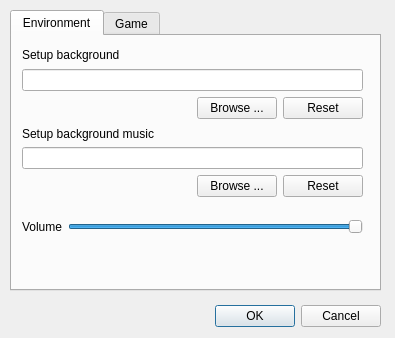
The window that src/configdialog.ui (Mogara/QSanguosha) describes before a commit, drawn with Qt 5.
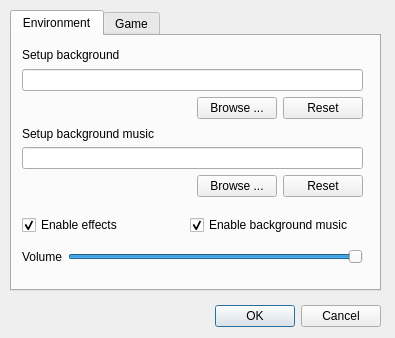
The same window after the commit.

The edit to the form file:
```diff
--- a/src/configdialog.ui
+++ b/src/configdialog.ui
@@ -96,7 +96,7 @@
       </item>
      </layout>
     </widget>
-    <widget class="QWidget" name="">
+    <widget class="QWidget" name="layoutWidget">
      <property name="geometry">
       <rect>
        <x>10</x>
@@ -156,11 +156,11 @@
       </item>
      </layout>
     </widget>
-    <widget class="QWidget" name="">
+    <widget class="QWidget" name="layoutWidget">
      <property name="geometry">
       <rect>
        <x>10</x>
-       <y>180</y>
+       <y>210</y>
        <width>341</width>
        <height>21</height>
       </rect>
@@ -191,6 +191,38 @@
       </item>
      </layout>
     </widget>
+    <widget class="QWidget" name="">
+     <property name="geometry">
+      <rect>
+       <x>10</x>
+       <y>180</y>
+       <width>331</width>
+       <height>18</height>
+      </rect>
+     </property>
+     <layout class="QHBoxLayout" name="horizontalLayout_3">
+      <item>
+       <widget class="QCheckBox" name="enableEffectCheckBox">
+        <property name="text">
+         <string>Enable effects</string>
+        </property>
+        <property name="checked">
+         <bool>true</bool>
+        </property>
+       </widget>
+      </item>
+      <item>
+       <widget class="QCheckBox" name="enableBgMusicCheckBox">
+        <property name="text">
+         <string>Enable background music</string>
+        </property>
+        <property name="checked">
+         <bool>true</bool>
+        </property>
+       </widget>
+      </item>
+     </layout>
+    </widget>
    </widget>
    <widget class="QWidget" name="gameTab">
     <attribute name="title">
```
Left out of the diff: 2 changed lines with no effect on the pictures.
